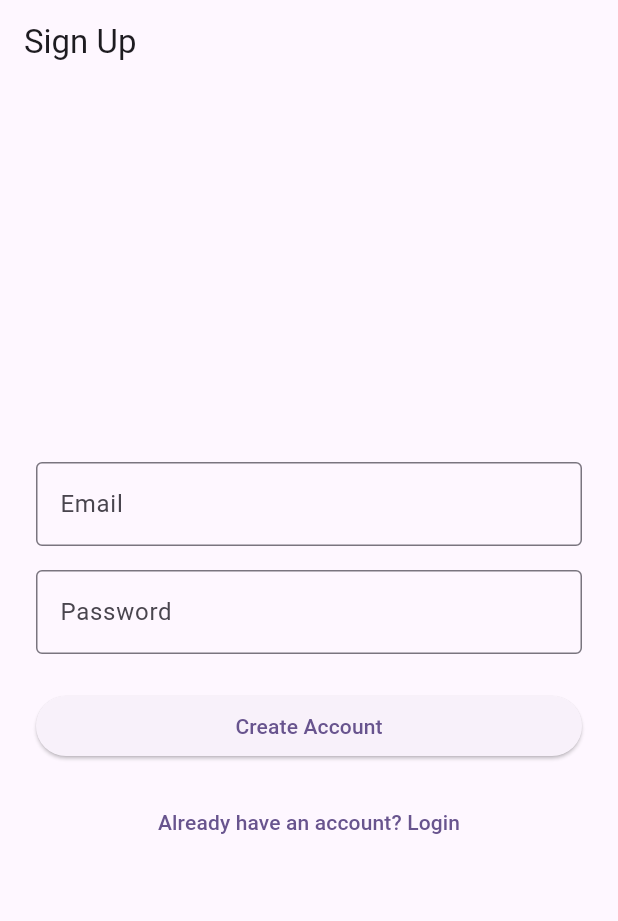
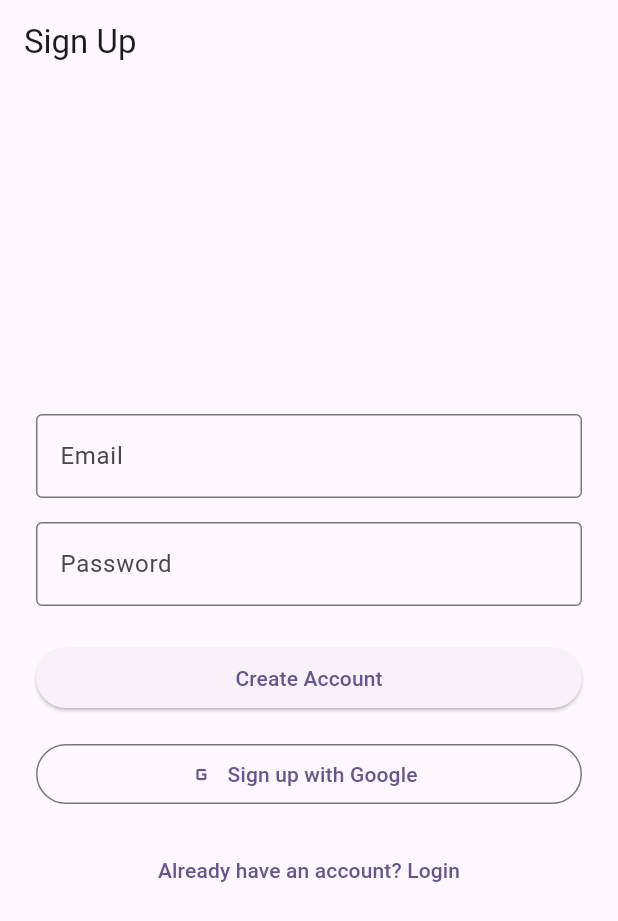
Before and after one commit to anandhu-10/anhire2.0, a Flutter app: the SignupScreen screen opened by its route, on a phone screen of 412 x 824 dp. Shown: the top 921 px of the screen. Run offline on Flutter 3.47's test engine with Material 3 defaults, Android fonts, the phone set to English and light mode, and no system bars; our stand-ins replace cloud_firestore, firebase_auth, firebase_core, flutter_riverpod, go_router, google_sign_in; accounts and stored records are empty.

Commit message:
feat: add Google Sign-up button to SignupScreen

```diff
--- a/lib/screens/auth/signup_screen.dart
+++ b/lib/screens/auth/signup_screen.dart
@@ -89,6 +89,14 @@ class _SignupScreenState extends ConsumerState<SignupScreen> {
                       : const Text('Create Account'),
                 ),
                 const SizedBox(height: 16),
+                OutlinedButton.icon(
+                  onPressed: isLoading
+                      ? null
+                      : () => ref.read(authControllerProvider.notifier).signInWithGoogle(),
+                  icon: const Icon(Icons.g_mobiledata),
+                  label: const Text('Sign up with Google'),
+                ),
+                const SizedBox(height: 16),
                 TextButton(
                   onPressed: () => context.go('/login'),
                   child: const Text('Already have an account? Login'),
```
